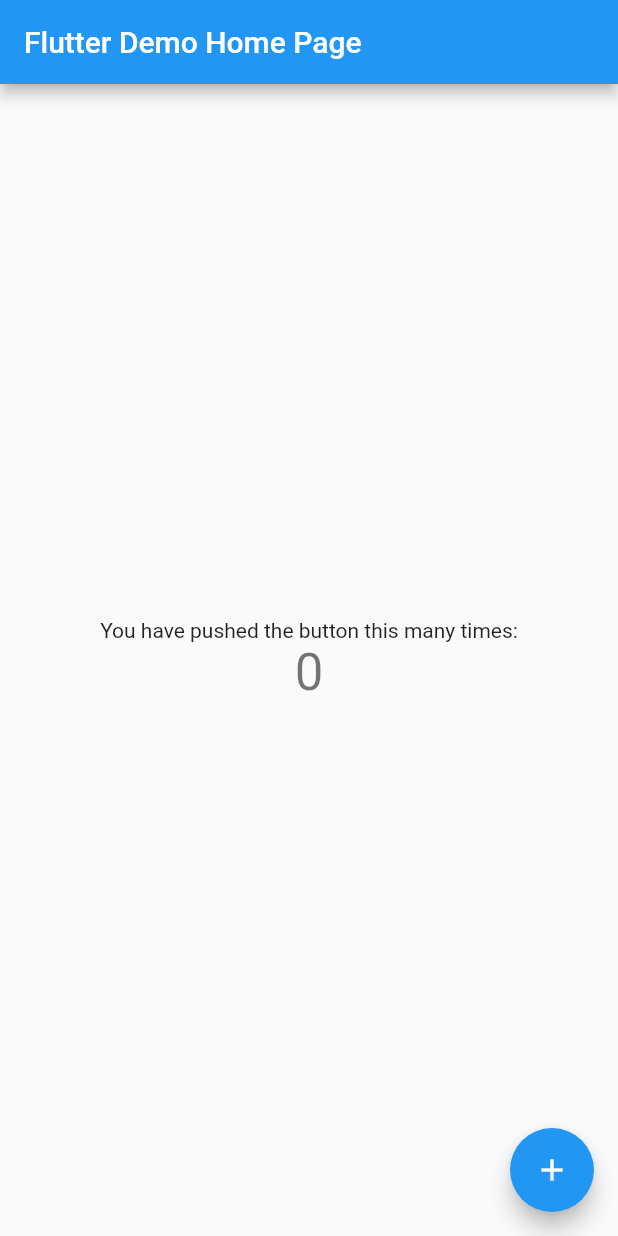
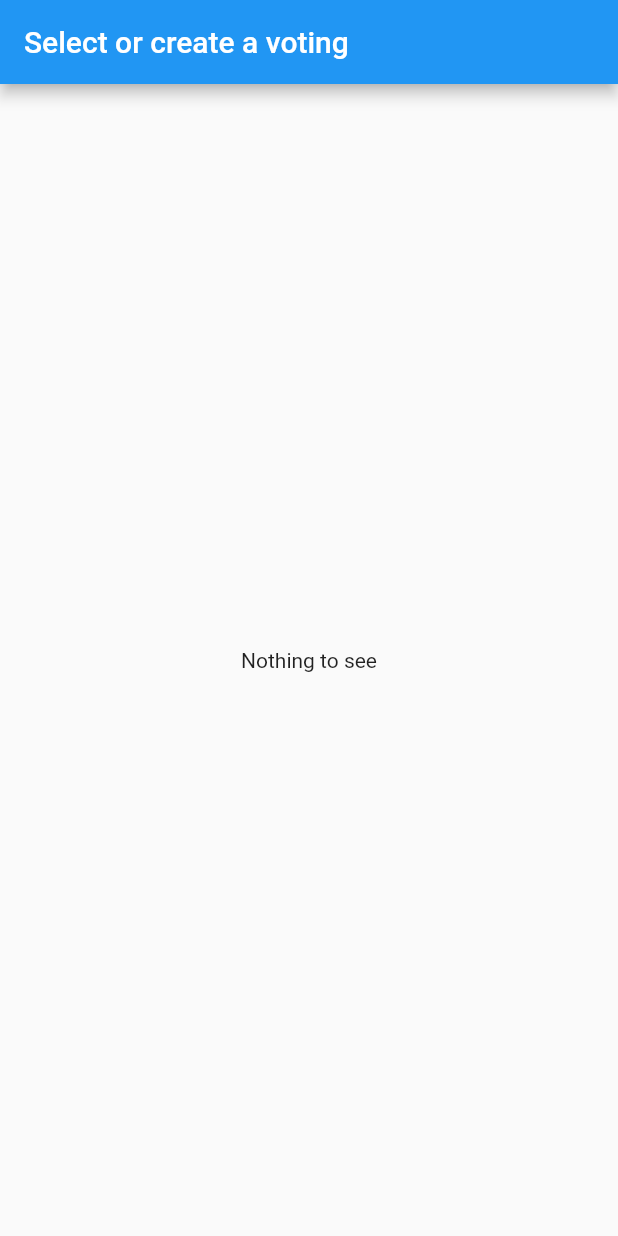
Before and after one commit to dominicmh/flutter_workshop, a Flutter app: the screen it shows after launch, on a phone screen of 412 x 824 dp. Run offline on Flutter 3.47's test engine with Material 2 defaults, Android fonts, the phone set to English and light mode, and no system bars.

Commit message:
preparing empty project to start with

```diff
--- a/lib/main.dart
+++ b/lib/main.dart
@@ -1,111 +1,18 @@
 import 'package:flutter/material.dart';
+import 'package:flutter_workshop/pages/home_page.dart';
 
-void main() => runApp(MyApp());
+void main() => runApp(MoodyApp());
 
-class MyApp extends StatelessWidget {
-  // This widget is the root of your application.
+class MoodyApp extends StatelessWidget {
+
   @override
   Widget build(BuildContext context) {
     return MaterialApp(
-      title: 'Flutter Demo',
+      title: 'Moody',
       theme: ThemeData(
-        // This is the theme of your application.
-        //
-        // Try running your application with "flutter run". You'll see the
-        // application has a blue toolbar. Then, without quitting the app, try
-        // changing the primarySwatch below to Colors.green and then invoke
-        // "hot reload" (press "r" in the console where you ran "flutter run",
-        // or simply save your changes to "hot reload" in a Flutter IDE).
-        // Notice that the counter didn't reset back to zero; the application
-        // is not restarted.
         primarySwatch: Colors.blue,
       ),
-      home: MyHomePage(title: 'Flutter Demo Home Page'),
+      home: HomePage(),
     );
   }
 }
-
-class MyHomePage extends StatefulWidget {
-  MyHomePage({Key key, this.title}) : super(key: key);
-
-  // This widget is the home page of your application. It is stateful, meaning
-  // that it has a State object (defined below) that contains fields that affect
-  // how it looks.
-
-  // This class is the configuration for the state. It holds the values (in this
-  // case the title) provided by the parent (in this case the App widget) and
-  // used by the build method of the State. Fields in a Widget subclass are
-  // always marked "final".
-
-  final String title;
-
-  @override
-  _MyHomePageState createState() => _MyHomePageState();
-}
-
-class _MyHomePageState extends State<MyHomePage> {
-  int _counter = 0;
-
-  void _incrementCounter() {
-    setState(() {
-      // This call to setState tells the Flutter framework that something has
-      // changed in this State, which causes it to rerun the build method below
-      // so that the display can reflect the updated values. If we changed
-      // _counter without calling setState(), then the build method would not be
-      // called again, and so nothing would appear to happen.
-      _counter++;
-    });
-  }
-
-  @override
-  Widget build(BuildContext context) {
-    // This method is rerun every time setState is called, for instance as done
-    // by the _incrementCounter method above.
-    //
-    // The Flutter framework has been optimized to make rerunning build methods
-    // fast, so that you can just rebuild anything that needs updating rather
-    // than having to individually change instances of widgets.
-    return Scaffold(
-      appBar: AppBar(
-        // Here we take the value from the MyHomePage object that was created by
-        // the App.build method, and use it to set our appbar title.
-        title: Text(widget.title),
-      ),
-      body: Center(
-        // Center is a layout widget. It takes a single child and positions it
-        // in the middle of the parent.
-        child: Column(
-          // Column is also layout widget. It takes a list of children and
-          // arranges them vertically. By default, it sizes itself to fit its
-          // children horizontally, and tries to be as tall as its parent.
-          //
-          // Invoke "debug painting" (press "p" in the console, choose the
-          // "Toggle Debug Paint" action from the Flutter Inspector in Android
-          // Studio, or the "Toggle Debug Paint" command in Visual Studio Code)
-          // to see the wireframe for each widget.
-          //
-          // Column has various properties to control how it sizes itself and
-          // how it positions its children. Here we use mainAxisAlignment to
-          // center the children vertically; the main axis here is the vertical
-          // axis because Columns are vertical (the cross axis would be
-          // horizontal).
-          mainAxisAlignment: MainAxisAlignment.center,
-          children: <Widget>[
-            Text(
-              'You have pushed the button this many times:',
-            ),
-            Text(
-              '$_counter',
-              style: Theme.of(context).textTheme.display1,
-            ),
-          ],
-        ),
-      ),
-      floatingActionButton: FloatingActionButton(
-        onPressed: _incrementCounter,
-        tooltip: 'Increment',
-        child: Icon(Icons.add),
-      ), // This trailing comma makes auto-formatting nicer for build methods.
-    );
-  }
-}
--- /dev/null
+++ b/lib/pages/home_page.dart
@@ -0,0 +1,12 @@
+import 'package:flutter/material.dart';
+
+class HomePage extends StatelessWidget {
+  @override
+  Widget build(BuildContext context) {
+    return Scaffold(
+        appBar: AppBar(
+          title: Text('Select or create a voting'),
+        ),
+        body: Center(child: Text('Nothing to see')));
+  }
+}
```
Also changed, not shown: 2 other files.
